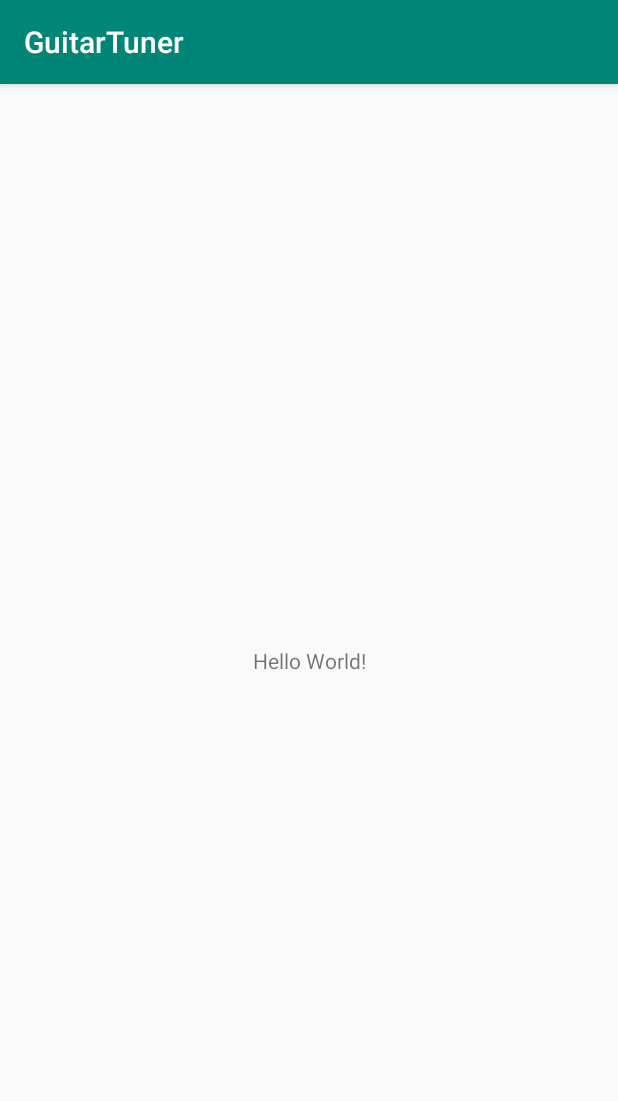
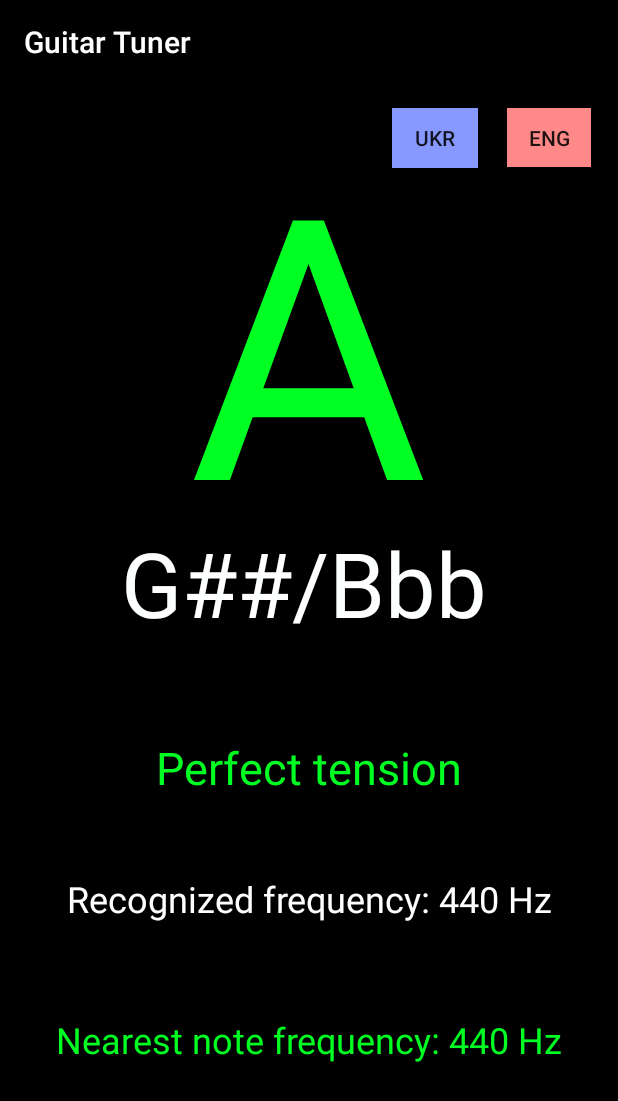
Before and after one commit to irina-voropaeva/GuitarTuner, an Android app: the screen it shows after launch (MainActivity), on a phone screen of 412 x 824 dp. Shown: the top 1101 px of the screen. Run offline under Robolectric (Android 15) with nearby library versions, the phone set to English and light mode, and no system bars.

Commit message:
Android UI added

```diff
--- a/app/src/main/res/layout/activity_main.xml
+++ b/app/src/main/res/layout/activity_main.xml
@@ -1,19 +1,126 @@
 <?xml version="1.0" encoding="utf-8"?>
-<android.support.constraint.ConstraintLayout
-    xmlns:android="http://schemas.android.com/apk/res/android"
+<android.support.constraint.ConstraintLayout xmlns:android="http://schemas.android.com/apk/res/android"
+    xmlns:app="http://schemas.android.com/apk/res-auto"
     xmlns:tools="http://schemas.android.com/tools"
-    xmlns:app="http://schemas.android.com/apk/res-auto"
     android:layout_width="match_parent"
     android:layout_height="match_parent"
+    android:background="@color/background"
+    tools:background="@color/background"
     tools:context=".MainActivity">
 
     <TextView
-        android:layout_width="wrap_content"
-        android:layout_height="wrap_content"
-        android:text="Hello World!"
+        android:id="@+id/anotherNoteNames"
+        android:layout_width="254dp"
+        android:layout_height="80dp"
+        android:layout_marginStart="76dp"
+        android:layout_marginLeft="76dp"
+        android:layout_marginTop="292dp"
+        android:gravity="center|center_horizontal|center_vertical"
+        android:text="@string/anotherNoteName"
+        android:textColor="@color/white"
+        android:textSize="60sp"
+        app:layout_constraintStart_toStartOf="parent"
+        app:layout_constraintTop_toTopOf="parent" />
+
+    <TextView
+        android:id="@+id/tensionInfo"
+        android:layout_width="302dp"
+        android:layout_height="66dp"
+        android:layout_marginStart="32dp"
+        android:layout_marginLeft="32dp"
+        android:layout_marginTop="32dp"
+        android:layout_marginEnd="32dp"
+        android:layout_marginRight="32dp"
+        android:layout_marginBottom="32dp"
+        android:gravity="center|center_horizontal|center_vertical"
+        android:text="@string/recomendation"
+        android:textColor="@color/colorAccent"
+        android:textColorLink="@color/white"
+        android:textSize="30sp"
         app:layout_constraintBottom_toBottomOf="parent"
-        app:layout_constraintLeft_toLeftOf="parent"
-        app:layout_constraintRight_toRightOf="parent"
+        app:layout_constraintEnd_toEndOf="parent"
+        app:layout_constraintHorizontal_bias="0.488"
+        app:layout_constraintStart_toStartOf="parent"
+        app:layout_constraintTop_toTopOf="parent"
+        app:layout_constraintVertical_bias="0.612" />
+
+    <TextView
+        android:id="@+id/recognizedFreq"
+        android:layout_width="345dp"
+        android:layout_height="65dp"
+        android:layout_marginStart="32dp"
+        android:layout_marginLeft="32dp"
+        android:layout_marginTop="32dp"
+        android:layout_marginEnd="32dp"
+        android:layout_marginRight="32dp"
+        android:layout_marginBottom="32dp"
+        android:gravity="center|center_horizontal|center_vertical"
+        android:text="@string/actualFrequency"
+        android:textColor="@color/white"
+        android:textColorLink="@color/white"
+        android:textSize="24sp"
+        app:layout_constraintBottom_toBottomOf="parent"
+        app:layout_constraintEnd_toEndOf="parent"
+        app:layout_constraintStart_toStartOf="parent"
+        app:layout_constraintTop_toTopOf="parent"
+        app:layout_constraintVertical_bias="0.749" />
+
+    <TextView
+        android:id="@+id/expectedFreq"
+        android:layout_width="345dp"
+        android:layout_height="65dp"
+        android:layout_marginStart="32dp"
+        android:layout_marginLeft="32dp"
+        android:layout_marginTop="32dp"
+        android:layout_marginEnd="32dp"
+        android:layout_marginRight="32dp"
+        android:layout_marginBottom="32dp"
+        android:gravity="center|center_horizontal|center_vertical"
+        android:text="@string/expectedFrequency"
+        android:textColor="@color/colorAccent"
+        android:textColorLink="@color/white"
+        android:textSize="24sp"
+        app:layout_constraintBottom_toBottomOf="parent"
+        app:layout_constraintEnd_toEndOf="parent"
+        app:layout_constraintStart_toStartOf="parent"
+        app:layout_constraintTop_toTopOf="parent"
+        app:layout_constraintVertical_bias="0.897" />
+
+    <TextView
+        android:id="@+id/findedNote"
+        android:layout_width="162dp"
+        android:layout_height="260dp"
+        android:layout_marginStart="124dp"
+        android:layout_marginLeft="124dp"
+        android:layout_marginTop="4dp"
+        android:text="@string/findedNote"
+        android:textColor="@color/colorAccent"
+        android:textSize="250sp"
+        app:layout_constraintStart_toStartOf="parent"
+        app:layout_constraintTop_toTopOf="parent" />
+
+    <Button
+        android:id="@+id/ukr_butt"
+        android:layout_width="57dp"
+        android:layout_height="40dp"
+        android:layout_marginStart="261dp"
+        android:layout_marginLeft="261dp"
+        android:layout_marginTop="16dp"
+        android:background="@color/ukrButton"
+        android:text="@string/ukr_lang"
+        app:layout_constraintStart_toStartOf="parent"
+        app:layout_constraintTop_toTopOf="parent" />
+
+    <Button
+        android:id="@+id/eng_butt"
+        android:layout_width="56dp"
+        android:layout_height="39dp"
+        android:layout_marginStart="338dp"
+        android:layout_marginLeft="338dp"
+        android:layout_marginTop="16dp"
+        android:background="@color/engButton"
+        android:text="@string/eng_lang"
+        app:layout_constraintStart_toStartOf="parent"
         app:layout_constraintTop_toTopOf="parent" />
 
 </android.support.constraint.ConstraintLayout>
--- a/app/src/main/res/values/colors.xml
+++ b/app/src/main/res/values/colors.xml
@@ -1,6 +1,10 @@
 <?xml version="1.0" encoding="utf-8"?>
 <resources>
-    <color name="colorPrimary">#008577</color>
-    <color name="colorPrimaryDark">#00574B</color>
-    <color name="colorAccent">#D81B60</color>
+    <color name="colorPrimary">#000000</color>
+    <color name="colorPrimaryDark">#000000</color>
+    <color name="colorAccent">#00FF22</color>
+    <color name="background">#000000</color>
+    <color name="ukrButton">#8799FF</color>
+    <color name="engButton">#FF8989</color>
+    <color name="white">#FEFFFF</color>
 </resources>
--- a/app/src/main/res/values/strings.xml
+++ b/app/src/main/res/values/strings.xml
@@ -1,3 +1,12 @@
+<?xml version="1.0" encoding="utf-8"?>
 <resources>
-    <string name="app_name">GuitarTuner</string>
+    <string name="app_name">Guitar Tuner</string>
+    <string name="findedNote">A</string>
+    <string name="anotherNoteName">G##/Bbb</string>
+    <string name="ukr_lang">UKR</string>
+    <string name="eng_lang">ENG</string>
+    <string name="recomendation">Perfect tension</string>
+    <string name="actualFrequency">Recognized frequency: 440 Hz</string>
+    <string name="expectedFrequency">Nearest note frequency: 440 Hz</string>
+
 </resources>
--- a/build.gradle
+++ b/build.gradle
@@ -7,7 +7,7 @@ buildscript {
         jcenter()
     }
     dependencies {
-        classpath 'com.android.tools.build:gradle:3.2.1'
+        classpath 'com.android.tools.build:gradle:3.3.2'
 
 
         // NOTE: Do not place your application dependencies here; they belong
```
Also changed, not shown: gradle/wrapper/gradle-wrapper.properties (added), 1 other file.
